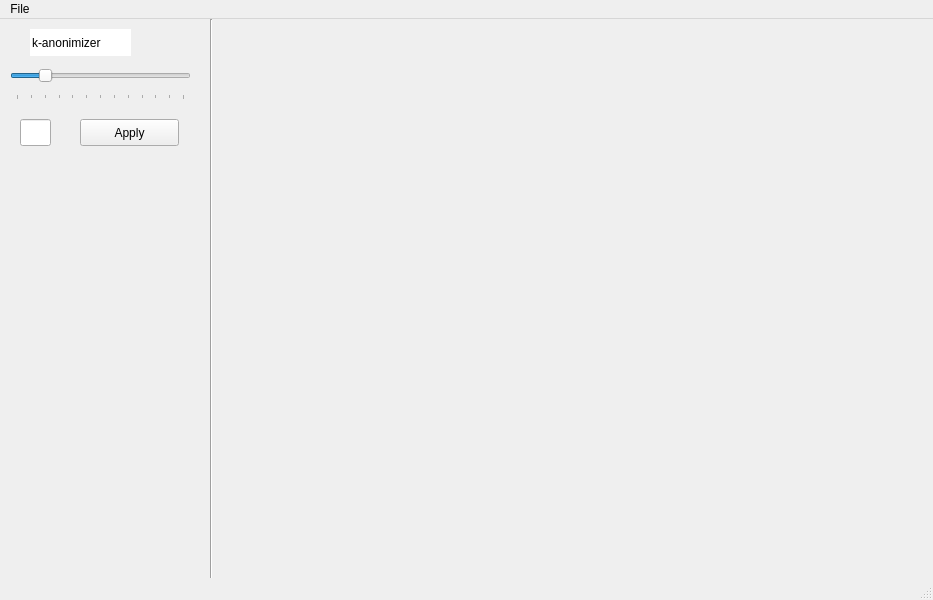
The window that v2/gui.ui (tsamridh86/kanon) describes before a commit, drawn with Qt 5.
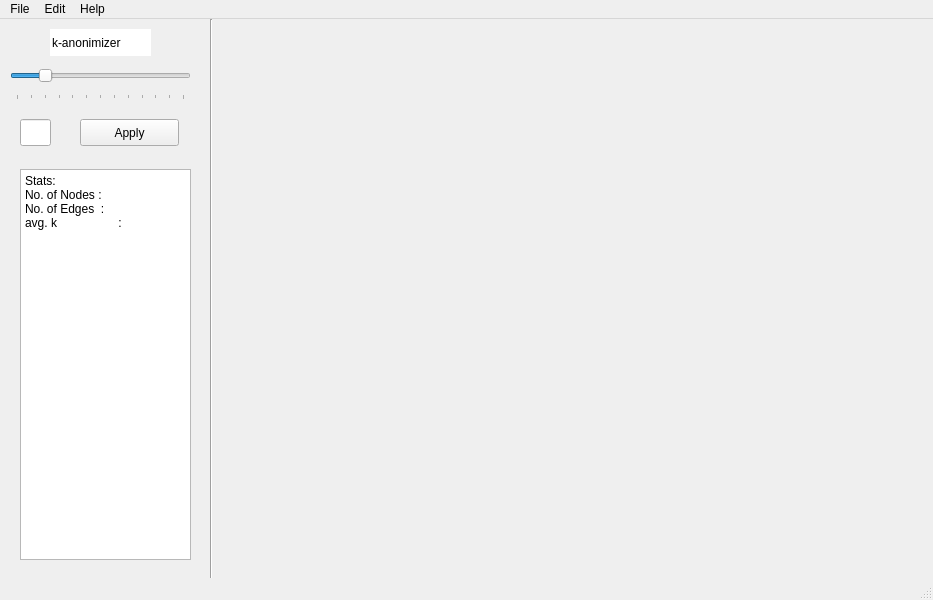
The same window after the commit.

Patch:
```diff
--- a/v2/gui.ui
+++ b/v2/gui.ui
@@ -64,7 +64,7 @@
    <widget class="QLineEdit" name="kanonText">
     <property name="geometry">
      <rect>
-      <x>30</x>
+      <x>50</x>
       <y>10</y>
       <width>101</width>
       <height>27</height>
@@ -122,6 +122,22 @@
      <string/>
     </property>
    </widget>
+   <widget class="QPlainTextEdit" name="statsHolder">
+    <property name="geometry">
+     <rect>
+      <x>20</x>
+      <y>150</y>
+      <width>171</width>
+      <height>391</height>
+     </rect>
+    </property>
+    <property name="plainText">
+     <string>Stats:
+No. of Nodes :
+No. of Edges  :
+avg. k	    :</string>
+    </property>
+   </widget>
   </widget>
   <widget class="QMenuBar" name="menubar">
    <property name="geometry">
@@ -136,8 +152,29 @@
     <property name="title">
      <string>File</string>
     </property>
+    <addaction name="actionAdd_Node"/>
+    <addaction name="actionAdd_Edge"/>
+    <addaction name="separator"/>
+    <addaction name="actionSave_as"/>
+    <addaction name="separator"/>
+    <addaction name="actionExit"/>
+   </widget>
+   <widget class="QMenu" name="menuEdit">
+    <property name="title">
+     <string>Edit</string>
+    </property>
+   </widget>
+   <widget class="QMenu" name="menuHelp">
+    <property name="title">
+     <string>Help</string>
+    </property>
+    <addaction name="actionDocs"/>
+    <addaction name="separator"/>
+    <addaction name="actionAbout"/>
    </widget>
    <addaction name="menuFile"/>
+   <addaction name="menuEdit"/>
+   <addaction name="menuHelp"/>
   </widget>
   <widget class="QStatusBar" name="statusbar"/>
  </widget>
```
Left out of the diff: 30 changed lines with no effect on the pictures.
